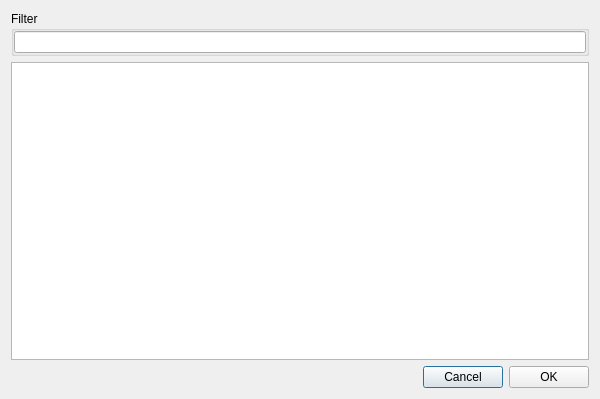
First picture: the form in dialogshortcuts.ui, repository horsicq/XShortcuts, before the edit.
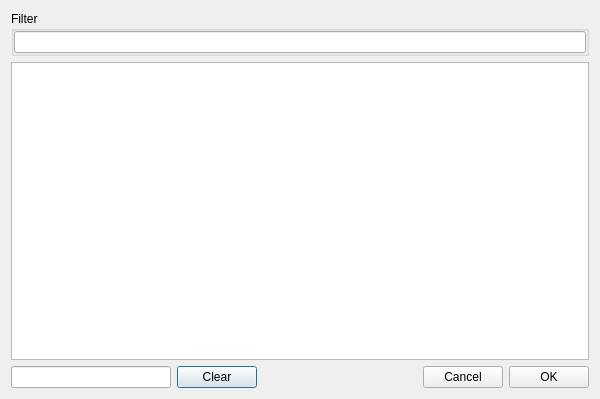
Second picture: the form after the edit.

What changed in the file:
```diff
--- a/dialogshortcuts.ui
+++ b/dialogshortcuts.ui
@@ -72,6 +72,20 @@
    </item>
    <item>
     <layout class="QHBoxLayout" name="horizontalLayout">
+     <item>
+      <widget class="QLineEdit" name="lineEditShortcut">
+       <property name="readOnly">
+        <bool>true</bool>
+       </property>
+      </widget>
+     </item>
+     <item>
+      <widget class="QPushButton" name="pushButtonClear">
+       <property name="text">
+        <string>Clear</string>
+       </property>
+      </widget>
+     </item>
      <item>
       <spacer name="horizontalSpacer">
        <property name="orientation">
```
